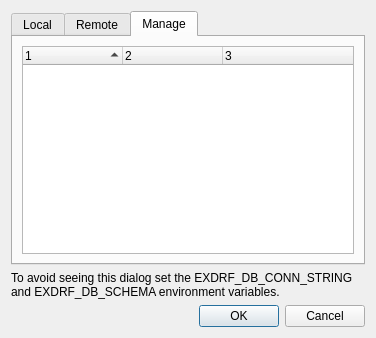
TNick/exdrf, file exdrf-qt/exdrf_qt/controls/seldb/sel_db.ui: the form before one commit.
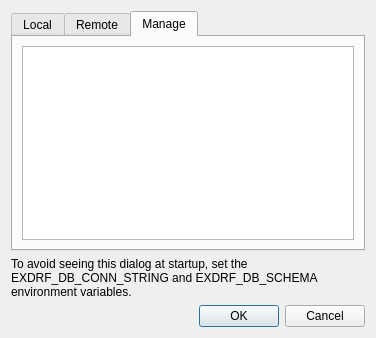
The form after the commit.

Commit message: Update the connection settings dialog

The edit to the form file:
```diff
--- a/exdrf-qt/exdrf_qt/controls/seldb/sel_db.ui
+++ b/exdrf-qt/exdrf_qt/controls/seldb/sel_db.ui
@@ -143,7 +143,7 @@
       </attribute>
       <layout class="QVBoxLayout" name="verticalLayout_3">
        <item>
-        <widget class="QTreeWidget" name="c_list">
+        <widget class="QTreeView" name="c_list">
          <property name="editTriggers">
           <set>QAbstractItemView::DoubleClicked|QAbstractItemView::EditKeyPressed</set>
          </property>
@@ -156,24 +156,6 @@
          <property name="sortingEnabled">
           <bool>true</bool>
          </property>
-         <property name="columnCount">
-          <number>3</number>
-         </property>
-         <column>
-          <property name="text">
-           <string notr="true">1</string>
-          </property>
-         </column>
-         <column>
-          <property name="text">
-           <string notr="true">2</string>
-          </property>
-         </column>
-         <column>
-          <property name="text">
-           <string notr="true">3</string>
-          </property>
-         </column>
         </widget>
        </item>
       </layout>
@@ -183,7 +165,7 @@
    <item>
     <widget class="QLabel" name="label_8">
      <property name="text">
-      <string>To avoid seeing this dialog set the EXDRF_DB_CONN_STRING and EXDRF_DB_SCHEMA environment variables.</string>
+      <string>To avoid seeing this dialog at startup, set the EXDRF_DB_CONN_STRING and EXDRF_DB_SCHEMA environment variables.</string>
      </property>
      <property name="wordWrap">
       <bool>true</bool>
```
The commit also changes 7 other files.
